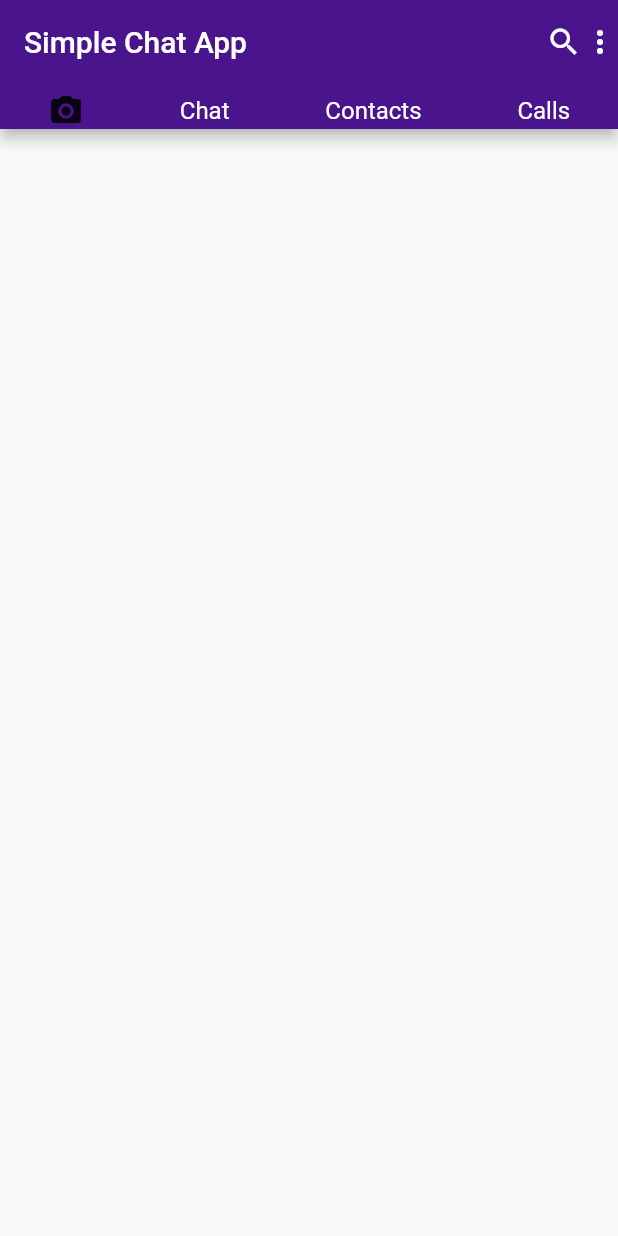
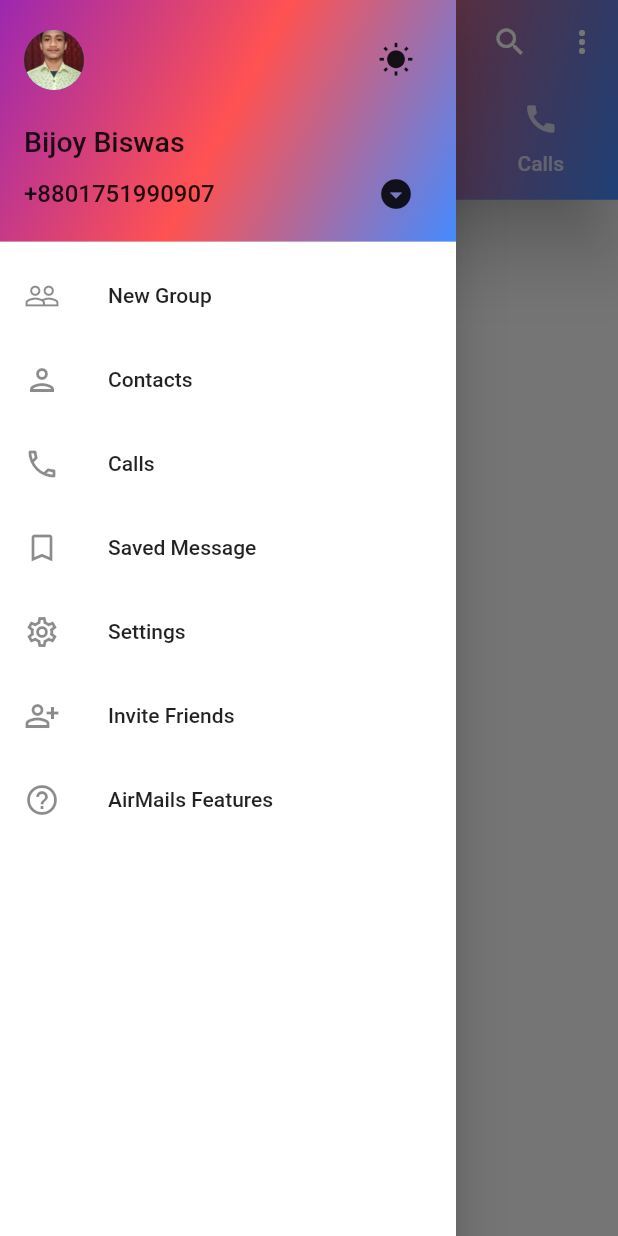
Before and after one commit to biswasbijoy/Flutter_, a Flutter app: the screen it shows after launch, with the side drawer open (before the commit the screen has no drawer), on a phone screen of 412 x 824 dp. Run offline on Flutter 3.47's test engine with Material 2 defaults, Android fonts, the phone set to English and light mode, and no system bars; missing offline and left inert: dart:html.

Commit message:
app bar and drawer update

```diff
--- /dev/null
+++ b/simple_chat_ui/lib/Contents/drawer_components.dart
@@ -0,0 +1,92 @@
+import 'package:flutter/material.dart';
+
+class DrawerComponent extends StatelessWidget {
+  const DrawerComponent({
+    Key? key,
+  }) : super(key: key);
+
+  @override
+  Widget build(BuildContext context) {
+    return Drawer(
+      backgroundColor: Colors.white,
+      child: ListView(
+        children: [
+          DrawerHeader(
+            child: Column(
+              crossAxisAlignment: CrossAxisAlignment.start,
+              mainAxisAlignment: MainAxisAlignment.center,
+              children: [
+                // Spacer(),
+                Row(
+                  mainAxisAlignment: MainAxisAlignment.spaceBetween,
+                  children: [
+                    CircleAvatar(
+                      backgroundImage: AssetImage("images/bijoy.jpg"),
+                    ),
+                    IconButton(onPressed: () {}, icon: Icon(Icons.wb_sunny)),
+                  ],
+                ),
+                Spacer(),
+                Text(
+                  'Bijoy Biswas',
+                  style: TextStyle(fontSize: 19),
+                ),
+                Row(
+                  mainAxisAlignment: MainAxisAlignment.spaceBetween,
+                  children: [
+                    Text(
+                      '+8801751990907',
+                      style: TextStyle(fontSize: 16),
+                    ),
+                    IconButton(
+                        onPressed: () {},
+                        icon: Icon(Icons.arrow_drop_down_circle_sharp))
+                  ],
+                ),
+              ],
+            ),
+            decoration: BoxDecoration(
+              gradient: LinearGradient(
+                colors: [
+                  Colors.blueAccent,
+                  Colors.redAccent,
+                  Colors.purple,
+                ],
+                begin: Alignment.bottomRight,
+                end: Alignment.topLeft,
+              ),
+            ),
+          ),
+          ListTile(
+            leading: Icon(Icons.people_outline),
+            title: Text('New Group'),
+          ),
+          ListTile(
+            leading: Icon(Icons.person_outlined),
+            title: Text('Contacts'),
+          ),
+          ListTile(
+            leading: Icon(Icons.call_outlined),
+            title: Text('Calls'),
+          ),
+          ListTile(
+            leading: Icon(Icons.bookmark_border_outlined),
+            title: Text('Saved Message'),
+          ),
+          ListTile(
+            leading: Icon(Icons.settings_outlined),
+            title: Text('Settings'),
+          ),
+          ListTile(
+            leading: Icon(Icons.person_add_alt_outlined),
+            title: Text('Invite Friends'),
+          ),
+          ListTile(
+            leading: Icon(Icons.help_outline_outlined),
+            title: Text('AirMails Features'),
+          )
+        ],
+      ),
+    );
+  }
+}
--- a/simple_chat_ui/lib/Screens/chat_screen.dart
+++ b/simple_chat_ui/lib/Screens/chat_screen.dart
@@ -189,6 +189,24 @@
     return Scaffold(
       backgroundColor: Color(0xFFF6F6F6),
       appBar: AppBar(
+        actions: [
+          IconButton(onPressed: () {}, icon: Icon(Icons.call)),
+          IconButton(onPressed: () {}, icon: Icon(Icons.video_call)),
+          IconButton(onPressed: () {}, icon: Icon(Icons.more_vert_outlined)),
+        ],
+        flexibleSpace: Container(
+          decoration: BoxDecoration(
+            gradient: LinearGradient(
+              colors: [
+                Colors.blueAccent,
+                Colors.redAccent,
+                Colors.purple,
+              ],
+              begin: Alignment.bottomRight,
+              end: Alignment.topLeft,
+            ),
+          ),
+        ),
         brightness: Brightness.dark,
         centerTitle: true,
         title: RichText(
--- a/simple_chat_ui/lib/Screens/home_screen.dart
+++ b/simple_chat_ui/lib/Screens/home_screen.dart
@@ -1,46 +1,72 @@
 import 'package:flutter/material.dart';
+import 'package:simple_chat_ui/Contents/drawer_components.dart';
 import 'package:simple_chat_ui/Contents/home_screen_contents.dart';
-import 'package:simple_chat_ui/List/message_screen_list.dart';
-import 'package:simple_chat_ui/Screens/chat_screen.dart';
-import 'package:simple_chat_ui/model/chat_model.dart';
 
-class HomeScreen extends StatelessWidget {
+class HomeScreen extends StatefulWidget {
   const HomeScreen({Key? key}) : super(key: key);
 
   @override
-  Widget build(BuildContext context) {
-    return Scaffold(
+  _HomeScreenState createState() => _HomeScreenState();
+}
+
+class _HomeScreenState extends State<HomeScreen> {
+  @override
+  Widget build(BuildContext context) => DefaultTabController(
+      length: 4,
+      child: Scaffold(
         appBar: AppBar(
-      backgroundColor: Colors.purple.shade900,
-      title: Text('Simple Chat App'),
-      bottom: PreferredSize(
-        preferredSize: Size.fromHeight(30),
-        child: Row(mainAxisAlignment: MainAxisAlignment.spaceAround, children: [
-          Icon(Icons.camera_alt),
-          GestureDetector(
-            child: Text(
-              "Chat",
-              style: TextStyle(color: Colors.white, fontSize: 16),
+          title: Text(
+            "AirMail",
+            style: TextStyle(
+                color: Color(0xffffff00),
+                fontSize: 25,
+                fontWeight: FontWeight.bold),
+          ),
+          flexibleSpace: Container(
+            decoration: BoxDecoration(
+              gradient: LinearGradient(
+                colors: [
+                  Colors.blueAccent,
+                  Colors.redAccent,
+                  Colors.purple,
+                ],
+                begin: Alignment.bottomRight,
+                end: Alignment.topLeft,
+              ),
             ),
-            onTap: () {
-              Navigator.push(
-                  context, MaterialPageRoute(builder: (context) => ChatData()));
-            },
           ),
-          Text(
-            'Contacts',
-            style: TextStyle(color: Colors.white, fontSize: 16),
+          actions: [
+            IconButton(onPressed: () {}, icon: Icon(Icons.search)),
+            IconButton(onPressed: () {}, icon: Icon(Icons.more_vert_outlined)),
+          ],
+          bottom: TabBar(
+            indicatorColor: Colors.orange,
+            indicatorWeight: 5,
+            tabs: [
+              Tab(icon: Icon(Icons.camera_alt), text: 'Camera'),
+              Tab(icon: Icon(Icons.inbox), text: 'Inbox'),
+              Tab(icon: Icon(Icons.people), text: 'Contact'),
+              Tab(icon: Icon(Icons.call), text: 'Calls'),
+            ],
           ),
-          Text(
-            'Calls',
-            style: TextStyle(color: Colors.white, fontSize: 16),
-          ),
-        ]),
-      ),
-      actions: [
-        Icon(Icons.search),
-        Icon(Icons.more_vert),
-      ],
-    ));
-  }
+          elevation: 20,
+          titleSpacing: 20,
+        ),
+        drawer: DrawerComponent(),
+        body: TabBarView(
+          children: [
+            buildPage('Feed Page'),
+            ChatData(),
+            buildPage('Profile Page'),
+            buildPage('Settings Page'),
+          ],
+        ),
+      ));
+
+  Widget buildPage(String text) => Center(
+        child: Text(
+          text,
+          style: TextStyle(fontSize: 28),
+        ),
+      );
 }
--- a/simple_chat_ui/lib/main.dart
+++ b/simple_chat_ui/lib/main.dart
@@ -11,6 +11,9 @@
   Widget build(BuildContext context) {
     return MaterialApp(
       debugShowCheckedModeBanner: false,
+      theme: ThemeData(
+        scaffoldBackgroundColor: Colors.white,
+      ),
       home: HomeScreen(),
     );
   }
```
